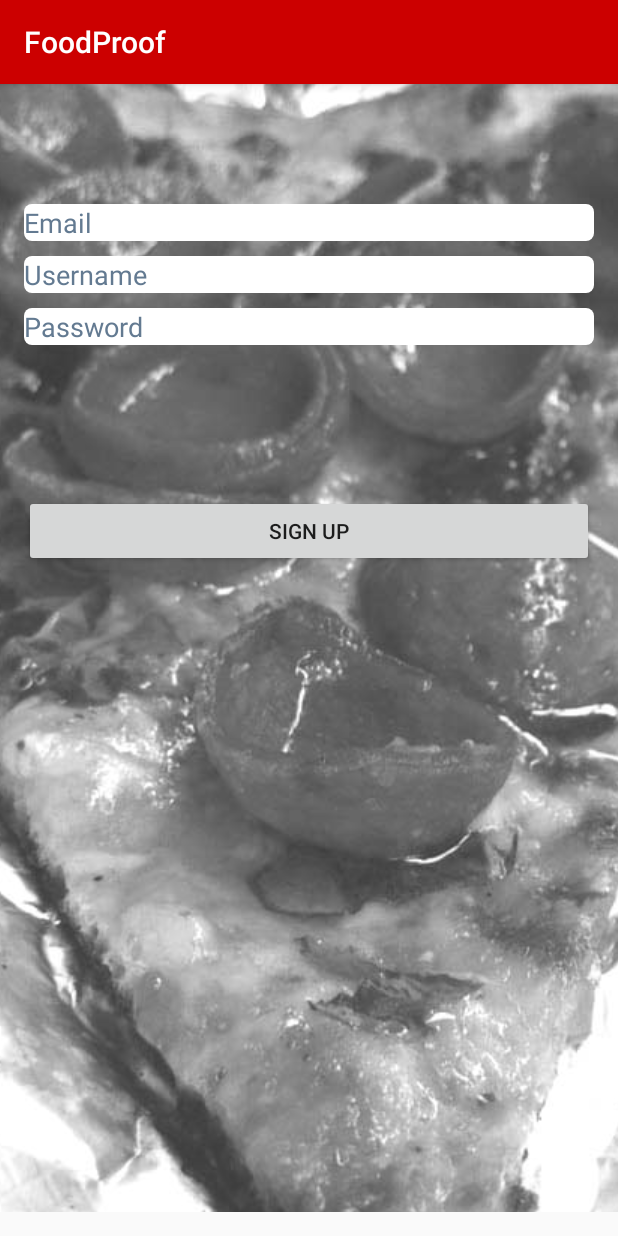
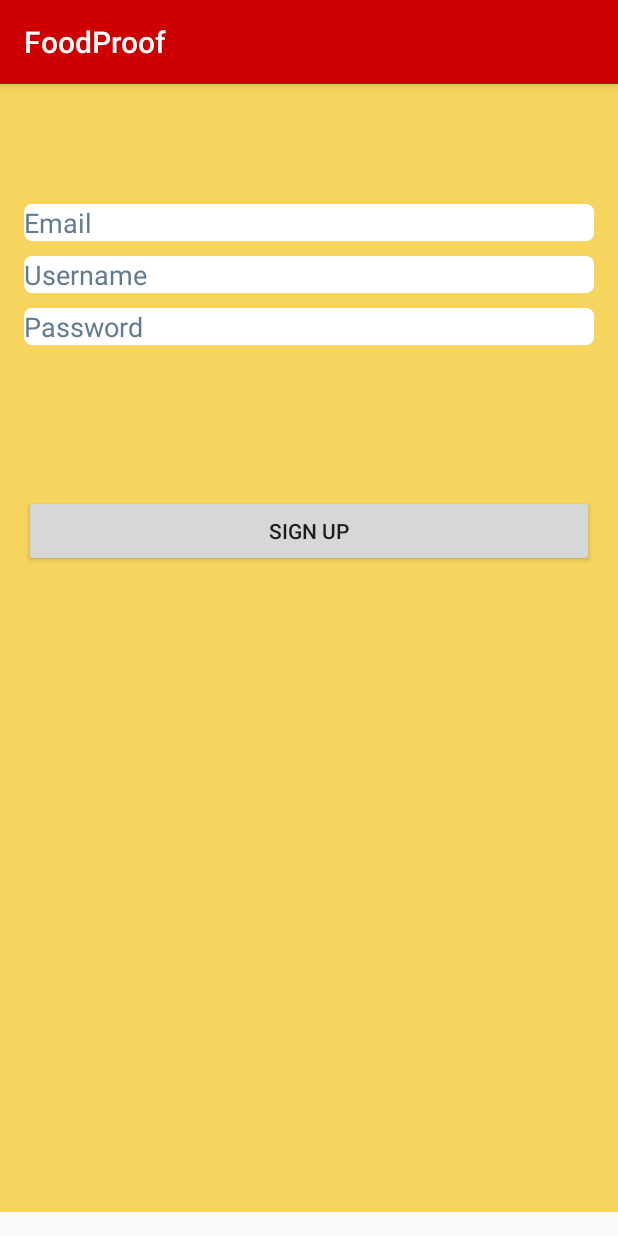
Before and after one commit to CUNYTech/foodproof, an Android app: the Register screen opened directly, with no data from a screen before it, on a phone screen of 412 x 824 dp. Run offline under Robolectric (Android 15) with nearby library versions, the phone set to English and light mode, and no system bars; network calls fail.

Commit message:
register page

```diff
--- a/app/src/main/res/layout/activity_register.xml
+++ b/app/src/main/res/layout/activity_register.xml
@@ -8,17 +8,18 @@
     tools:context="edu.cuny.foodproof.Register">
 
 
-    <ImageView
-        android:layout_width="match_parent"
-        android:layout_height="match_parent"
-        android:src="@drawable/pepper_slice3"
-        android:scaleType="center"
-        />
+    <!--<ImageView-->
+        <!--android:layout_width="match_parent"-->
+        <!--android:layout_height="match_parent"-->
+        <!--android:src="@drawable/pepper_slice3"-->
+        <!--android:scaleType="center"-->
+        <!--/>-->
 
     <LinearLayout
         android:layout_width="match_parent"
         android:layout_height="match_parent"
         android:orientation="vertical"
+        android:background="#f6d45d"
         >
 
         <!--<TextView-->
```
